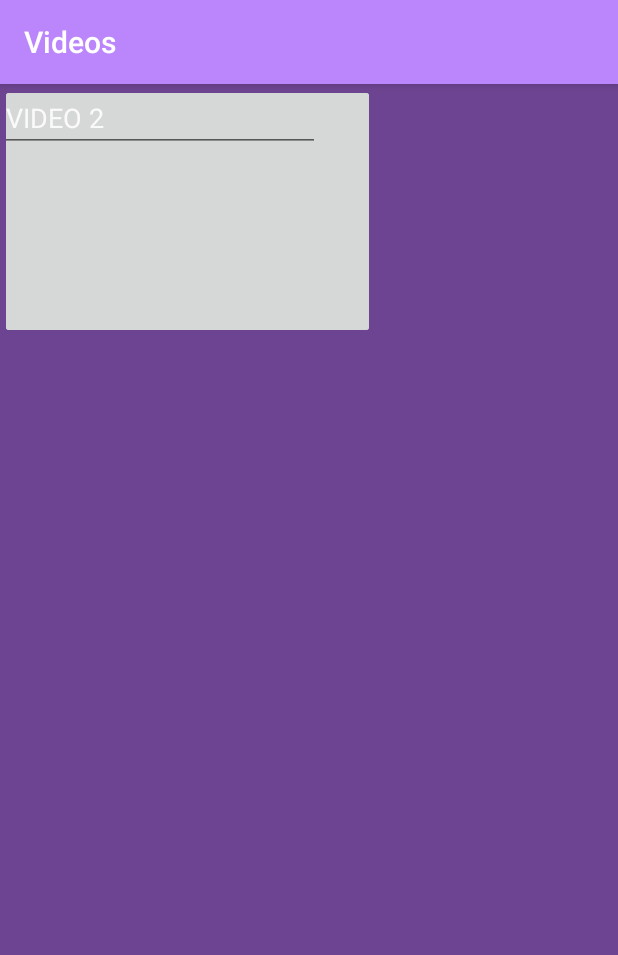
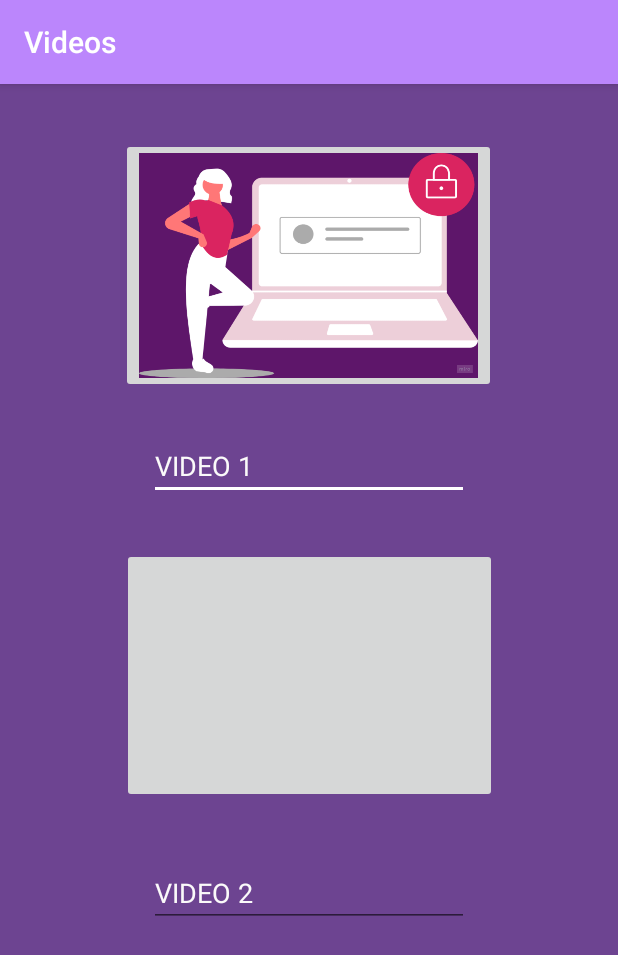
Before and after one commit to Carriola35517/capstonefinal, an Android app built with Jetpack Compose: the VideosActivity screen opened directly, with no data from a screen before it, on a phone screen of 412 x 824 dp. Shown: the top 955 px of the screen. Run offline under Robolectric (Android 15) with nearby library versions, the phone set to English and light mode, and no system bars.

Commit message:
Should be pushed now, plus fixes on videos.xml

```diff
--- a/app/src/main/res/layout/videos.xml
+++ b/app/src/main/res/layout/videos.xml
@@ -11,40 +11,49 @@
         android:id="@+id/videoImage1"
         android:layout_width="250dp"
         android:layout_height="170dp"
+        android:layout_marginTop="36dp"
         android:cropToPadding="true"
         android:scaleType="fitXY"
-        app:srcCompat="@drawable/lotuswelcome"
-        tools:layout_editor_absoluteX="80dp"
-        tools:layout_editor_absoluteY="38dp" />
+        app:layout_constraintEnd_toEndOf="parent"
+        app:layout_constraintHorizontal_bias="0.496"
+        app:layout_constraintStart_toStartOf="parent"
+        app:layout_constraintTop_toTopOf="parent"
+        app:srcCompat="@drawable/lotuswelcome" />
 
     <EditText
         android:id="@+id/sampleVideo1"
         android:layout_width="wrap_content"
         android:layout_height="wrap_content"
+        android:layout_marginTop="26dp"
         android:ems="10"
         android:inputType="text"
         android:text="@string/video_1"
         android:textColor="#FBFAFA"
-        tools:layout_editor_absoluteX="100dp"
-        tools:layout_editor_absoluteY="232dp" />
+        app:layout_constraintEnd_toEndOf="parent"
+        app:layout_constraintStart_toStartOf="parent"
+        app:layout_constraintTop_toBottomOf="@+id/videoImage1" />
 
     <ImageButton
         android:id="@+id/videoImage2"
         android:layout_width="250dp"
         android:layout_height="170dp"
-        tools:layout_editor_absoluteX="80dp"
-        tools:layout_editor_absoluteY="315dp"
+        android:layout_marginTop="32dp"
+        app:layout_constraintEnd_toEndOf="parent"
+        app:layout_constraintStart_toStartOf="parent"
+        app:layout_constraintTop_toBottomOf="@+id/sampleVideo1"
         tools:srcCompat="@tools:sample/avatars" />
 
     <EditText
         android:id="@+id/sampleVideo2"
         android:layout_width="wrap_content"
         android:layout_height="wrap_content"
+        android:layout_marginTop="37dp"
         android:ems="10"
         android:inputType="text"
         android:text="@string/video_2"
         android:textColor="#FBFAFA"
-        tools:layout_editor_absoluteX="100dp"
-        tools:layout_editor_absoluteY="516dp" />
+        app:layout_constraintEnd_toEndOf="parent"
+        app:layout_constraintStart_toStartOf="parent"
+        app:layout_constraintTop_toBottomOf="@+id/videoImage2" />
 
 </androidx.constraintlayout.widget.ConstraintLayout>
```
